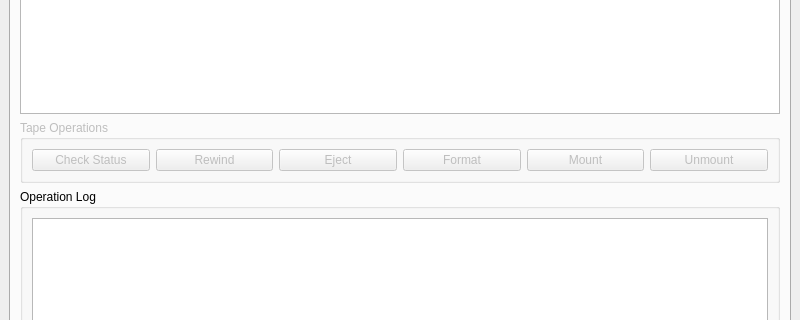
Old version of the form src/MainWindow.ui in the repository Gypsop/QLTOTapeMan; both pictures show x 0 to 800 and y 152 to 472 of the 800 by 600 pixel window.
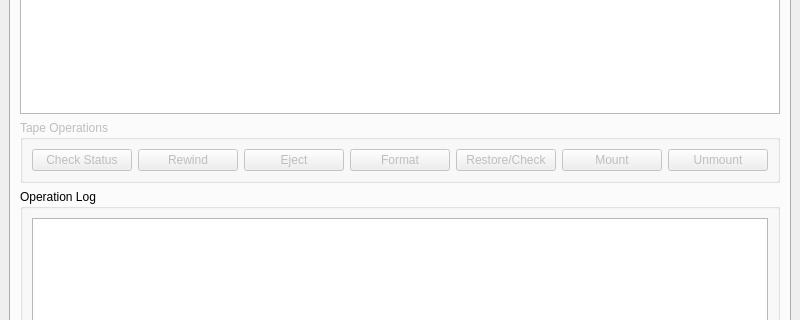
New version of the form.

Commit message: format, restore, check

Diff of the .ui file:
```diff
--- a/src/MainWindow.ui
+++ b/src/MainWindow.ui
@@ -93,6 +93,13 @@
              </property>
             </widget>
            </item>
+           <item>
+            <widget class="QPushButton" name="btnCheck">
+             <property name="text">
+              <string>Restore/Check</string>
+             </property>
+            </widget>
+           </item>
            <item>
             <widget class="QPushButton" name="btnMount">
              <property name="text">
```
The commit also changes 9 other files.
